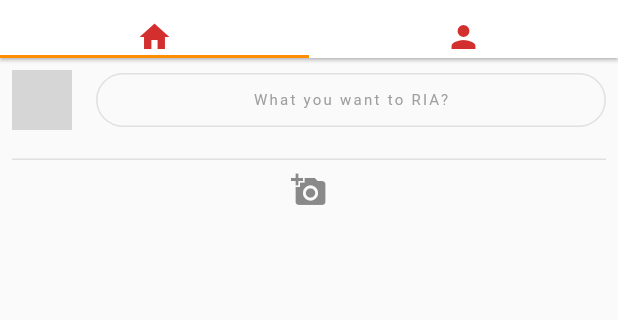
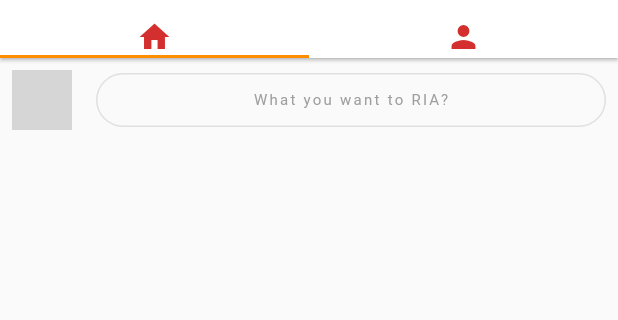
Before and after one commit to Zersya/RiakuApp, a Flutter app: the HomeScreen screen opened by its route, on a phone screen of 412 x 824 dp, the part 56-376 px from its top. Run offline on Flutter 3.47's test engine with Material 2 defaults, Android fonts, the phone set to English and light mode, and no system bars; our stand-ins replace cached_network_image, cloud_firestore, connectivity, email_validator, faker, firebase_auth and 7 more; missing offline and left inert: geocoder; accounts and stored records are empty; network calls fail; grey boxes are pictures that could not be loaded.

Commit message:
release 1.0.0+1

```diff
--- a/lib/screens/home/dashboard/dashboard_screen.dart
+++ b/lib/screens/home/dashboard/dashboard_screen.dart
@@ -30,6 +30,10 @@ class _DashboardScreenState extends State<DashboardScreen> {
       ));
     });
     _dashboardBloc.fetchData();
+    _dashboardBloc.fetchUser().then((val) {
+      _createPostBloc.user = val;
+    });
+    _createPostBloc.fetchLocation();
 
     super.initState();
   }
--- a/lib/screens/home/dashboard/widgets/formPost.dart
+++ b/lib/screens/home/dashboard/widgets/formPost.dart
@@ -1,3 +1,4 @@
+import 'package:cached_network_image/cached_network_image.dart';
 import 'package:flutter/material.dart';
 import 'package:provider/provider.dart';
 import 'package:riaku_app/generated/locale_base.dart';
@@ -31,7 +32,7 @@ class FormStatus extends StatelessWidget {
                     if (snapshot.hasData)
                       return CircleAvatar(
                         backgroundImage:
-                            NetworkImage(generateAvatar(snapshot.data.id)),
+                            CachedNetworkImageProvider(generateAvatar(snapshot.data.id)),
                       );
                     return Container();
                   }),
@@ -68,22 +69,22 @@ class FormStatus extends StatelessWidget {
           SizedBox(
             height: 15,
           ),
-          Container(
-            padding: EdgeInsets.symmetric(vertical: 8.0),
-            decoration: BoxDecoration(
-                shape: BoxShape.rectangle,
-                border: Border(
-                    top: BorderSide(
-                        color: Theme.of(context).colorScheme.onSurface))),
-            child: Row(
-              children: <Widget>[
-                Expanded(
-                  flex: 1,
-                  child: Icon(Icons.add_a_photo),
-                ),
-              ],
-            ),
-          )
+          // Container(
+          //   padding: EdgeInsets.symmetric(vertical: 8.0),
+          //   decoration: BoxDecoration(
+          //       shape: BoxShape.rectangle,
+          //       border: Border(
+          //           top: BorderSide(
+          //               color: Theme.of(context).colorScheme.onSurface))),
+          //   child: Row(
+          //     children: <Widget>[
+          //       Expanded(
+          //         flex: 1,
+          //         child: Icon(Icons.add_a_photo),
+          //       ),
+          //     ],
+          //   ),
+          // )
         ],
       ),
     );
--- a/lib/screens/post/createPost/createPost_bloc.dart
+++ b/lib/screens/post/createPost/createPost_bloc.dart
@@ -16,6 +16,8 @@ class CreatePostBloc extends BaseReponseBloc {
   BehaviorSubject<bool> _subjectIsNotEmpty;
 
   Address _currentLocation;
+
+  User user;
 
   CreatePostBloc() {
     _servicePost = PostService();
@@ -56,6 +58,7 @@ class CreatePostBloc extends BaseReponseBloc {
     final addresses =
         await Geocoder.local.findAddressesFromCoordinates(coordinates);
     _currentLocation = addresses.first;
+    print(_currentLocation.locality);
   }
 
   Future<Post> submitPost(String desc, String imgUrl, String timeEpoch) async {
--- a/pubspec.yaml
+++ b/pubspec.yaml
@@ -1,5 +1,5 @@
 name: riaku_app
-description: A new Flutter project.
+description: an app for share anythings
 
 # The following defines the version and build number for your application.
 # A version number is three numbers separated by dots, like 1.2.43
@@ -42,6 +42,7 @@ dependencies:
   font_awesome_flutter: ^8.5.0
   geolocator: ^5.1.5
   geocoder: ^0.2.1
+  cached_network_image: ^2.0.0-rc
 
 
 
```
Also changed, not shown: lib/screens/home/dashboard/dashboard_bloc.dart (+3 -4 lines), lib/screens/home/dashboard/widgets/itemPost.dart (+10 -8 lines), lib/screens/post/createPost/createPost_screen.dart (+25 -24 lines), lib/screens/profile/profile_bloc.dart (added, +29 -0 lines), lib/screens/profile/profile_screen.dart (+53 -8 lines), pubspec.lock, 1 other file.
